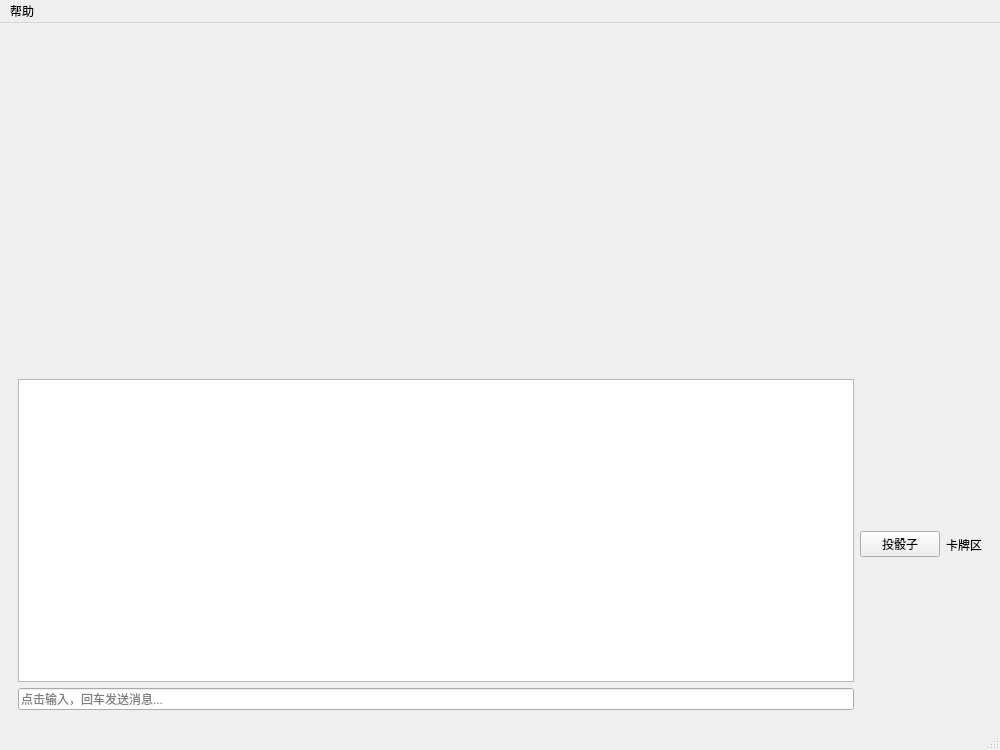
Qt form client/src/MainWindow.ui (Kez-Jo1909/NO_Flychess) before a commit.
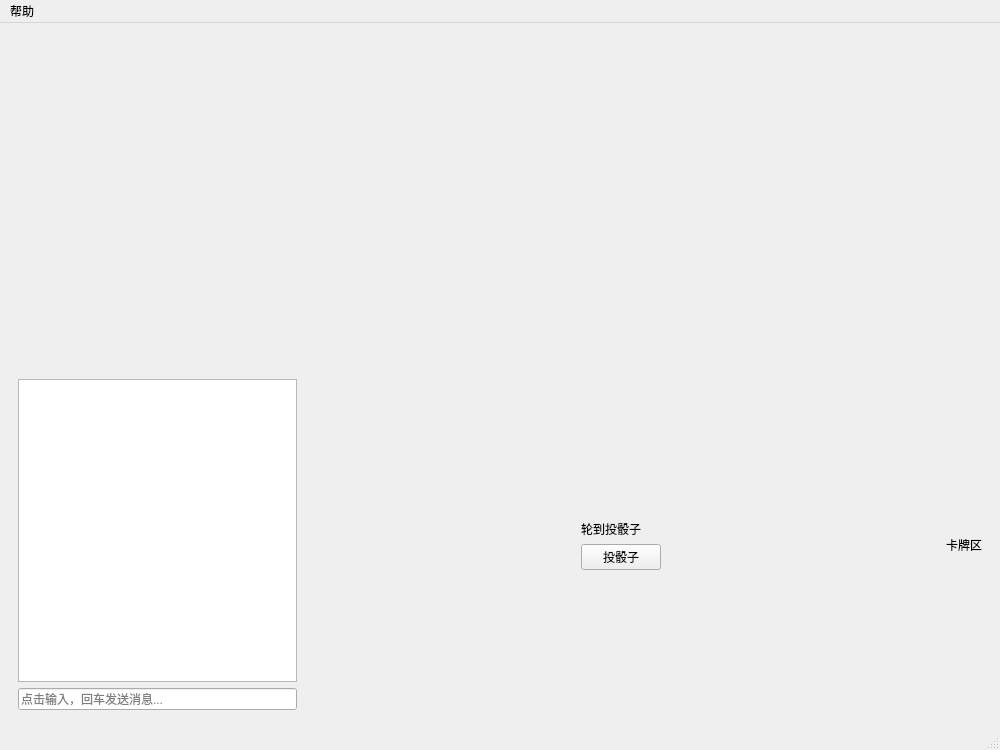
The same form after that commit. The open tabs and pages were chosen to show the change. Custom widgets are drawn as their Qt base class.

Commit message: [add]roll dice

```diff
--- a/client/src/MainWindow.ui
+++ b/client/src/MainWindow.ui
@@ -757,11 +757,74 @@
            </layout>
           </item>
           <item>
-           <widget class="QPushButton" name="RollDiceButton">
-            <property name="text">
-             <string>投骰子</string>
+           <spacer name="horizontalSpacer_10">
+            <property name="orientation">
+             <enum>Qt::Horizontal</enum>
             </property>
-           </widget>
+            <property name="sizeHint" stdset="0">
+             <size>
+              <width>40</width>
+              <height>20</height>
+             </size>
+            </property>
+           </spacer>
+          </item>
+          <item>
+           <layout class="QVBoxLayout" name="verticalLayout_8">
+            <item>
+             <spacer name="verticalSpacer_5">
+              <property name="orientation">
+               <enum>Qt::Vertical</enum>
+              </property>
+              <property name="sizeHint" stdset="0">
+               <size>
+                <width>20</width>
+                <height>40</height>
+               </size>
+              </property>
+             </spacer>
+            </item>
+            <item>
+             <widget class="QLabel" name="DiceTextLabel">
+              <property name="text">
+               <string>轮到投骰子</string>
+              </property>
+             </widget>
+            </item>
+            <item>
+             <widget class="QPushButton" name="RollDiceButton">
+              <property name="text">
+               <string>投骰子</string>
+              </property>
+             </widget>
+            </item>
+            <item>
+             <spacer name="verticalSpacer_6">
+              <property name="orientation">
+               <enum>Qt::Vertical</enum>
+              </property>
+              <property name="sizeHint" stdset="0">
+               <size>
+                <width>20</width>
+                <height>40</height>
+               </size>
+              </property>
+             </spacer>
+            </item>
+           </layout>
+          </item>
+          <item>
+           <spacer name="horizontalSpacer_11">
+            <property name="orientation">
+             <enum>Qt::Horizontal</enum>
+            </property>
+            <property name="sizeHint" stdset="0">
+             <size>
+              <width>40</width>
+              <height>20</height>
+             </size>
+            </property>
+           </spacer>
           </item>
           <item>
            <layout class="QHBoxLayout" name="horizontalLayout_11">
```
The commit also changes 5 other files.
